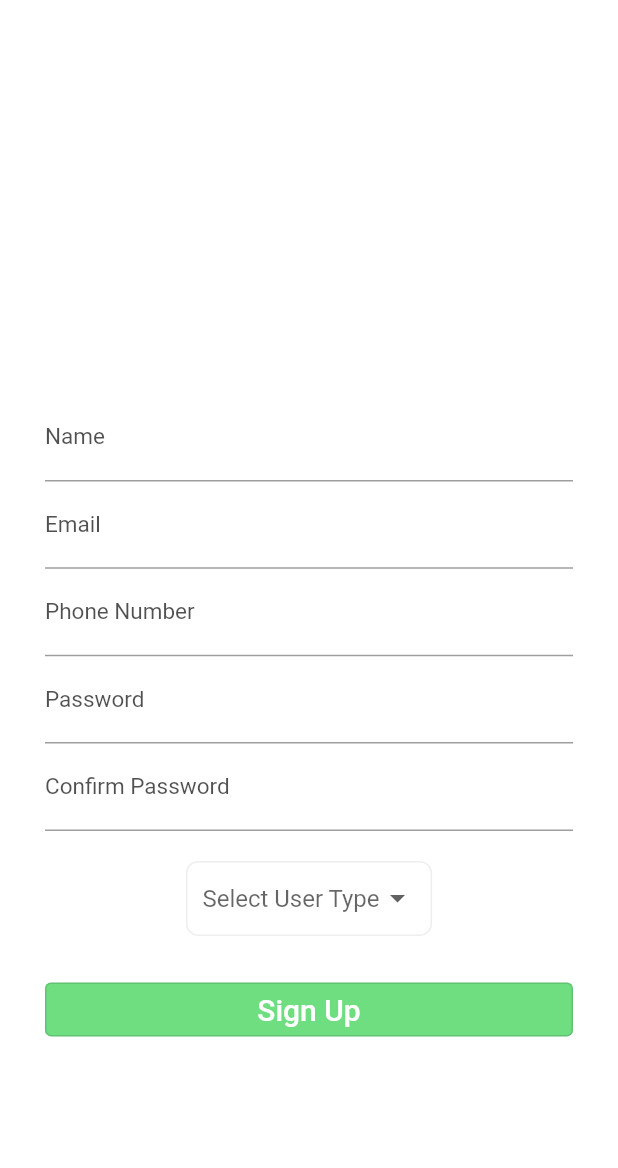
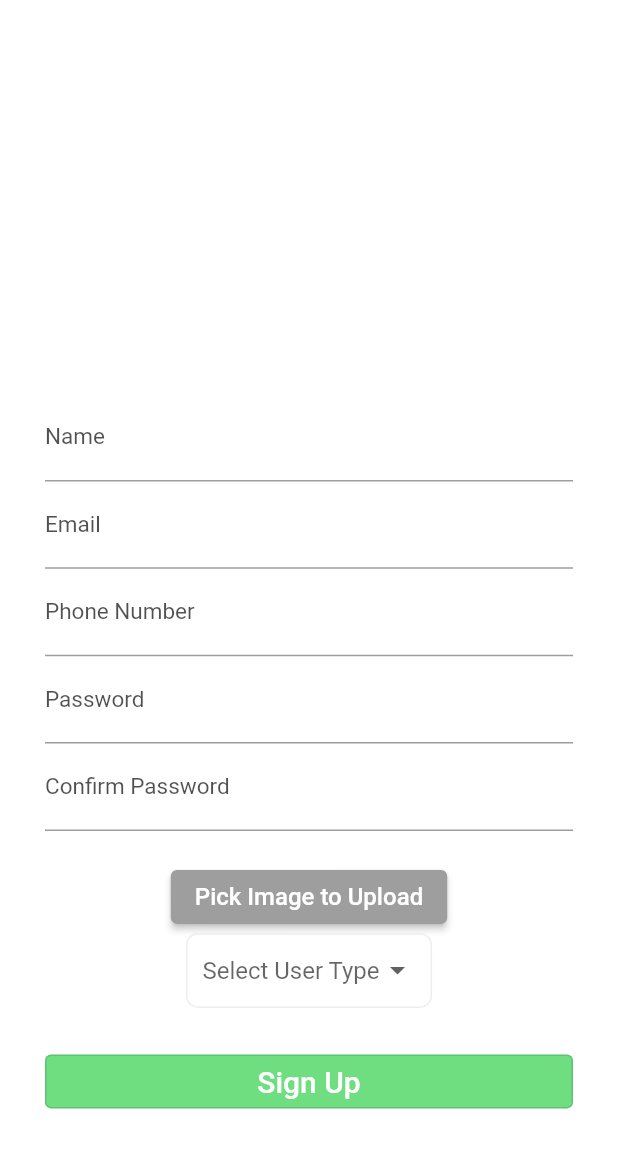
Before and after one commit to raian-ruku/RentEase, a Flutter app: the SignUp screen opened directly, on a phone screen of 412 x 824 dp, the part 65-1233 px from its top. Run offline on Flutter 3.47's test engine with Material 2 defaults, Android fonts, the phone set to English and light mode, and no system bars; our stand-ins replace cloud_firestore, firebase_core, get, image_picker; accounts and stored records are empty.

Commit message:
added image picker

```diff
--- a/lib/SignUp/Pages/sign_up.dart
+++ b/lib/SignUp/Pages/sign_up.dart
@@ -1,5 +1,7 @@
+import 'package:flutter/services.dart';
 import 'package:rentease/HomePage/Pages/home_page.dart';
-
+import 'package:image_picker/image_picker.dart';
+import 'dart:io';
 import 'package:flutter/material.dart';
 
 class SignUp extends StatefulWidget {
@@ -13,11 +15,26 @@ class _SignUpState extends State<SignUp> {
   late List<String> _userType;
   String? _selectUserType;
   GlobalKey<FormState> formKey = GlobalKey();
+  final _picker = ImagePicker();
+  File? imageFile;
+
   @override
   void initState() {
     _userType = ['Owner', 'Tenant'];
-    print(_userType.length);
+    debugPrint(_userType.length.toString());
+
     super.initState();
+  }
+
+  Future pickImage() async {
+    try {
+      final imageFile = await _picker.pickImage(source: ImageSource.gallery);
+      if (imageFile == null) return;
+      final imageTemp = File(imageFile.path);
+      setState(() => this.imageFile = imageTemp);
+    } on PlatformException catch (e) {
+      debugPrint('Failed to pick image: $e');
+    }
   }
 
   @override
@@ -144,6 +161,19 @@ class _SignUpState extends State<SignUp> {
                     height: 20,
                   ),
                   Center(
+                    child: ElevatedButton(
+                        style: const ButtonStyle(
+                            backgroundColor:
+                                MaterialStatePropertyAll(Colors.grey)),
+                        onPressed: () {
+                          pickImage();
+                        },
+                        child: const Text(
+                          "Pick Image to Upload",
+                          style: TextStyle(fontSize: 16),
+                        )),
+                  ),
+                  Center(
                     child: Container(
                       height: 50,
                       decoration: BoxDecoration(
--- a/pubspec.yaml
+++ b/pubspec.yaml
@@ -34,6 +34,7 @@ dependencies:
   flutter:
     sdk: flutter
   get: ^4.6.5
+  image_picker: ^0.8.7
 
 dev_dependencies:
   flutter_lints: ^2.0.0
```
Also changed, not shown: lib/OwnerUI/Pages/owner_landing.dart (added, +38 -0 lines), pubspec.lock.
